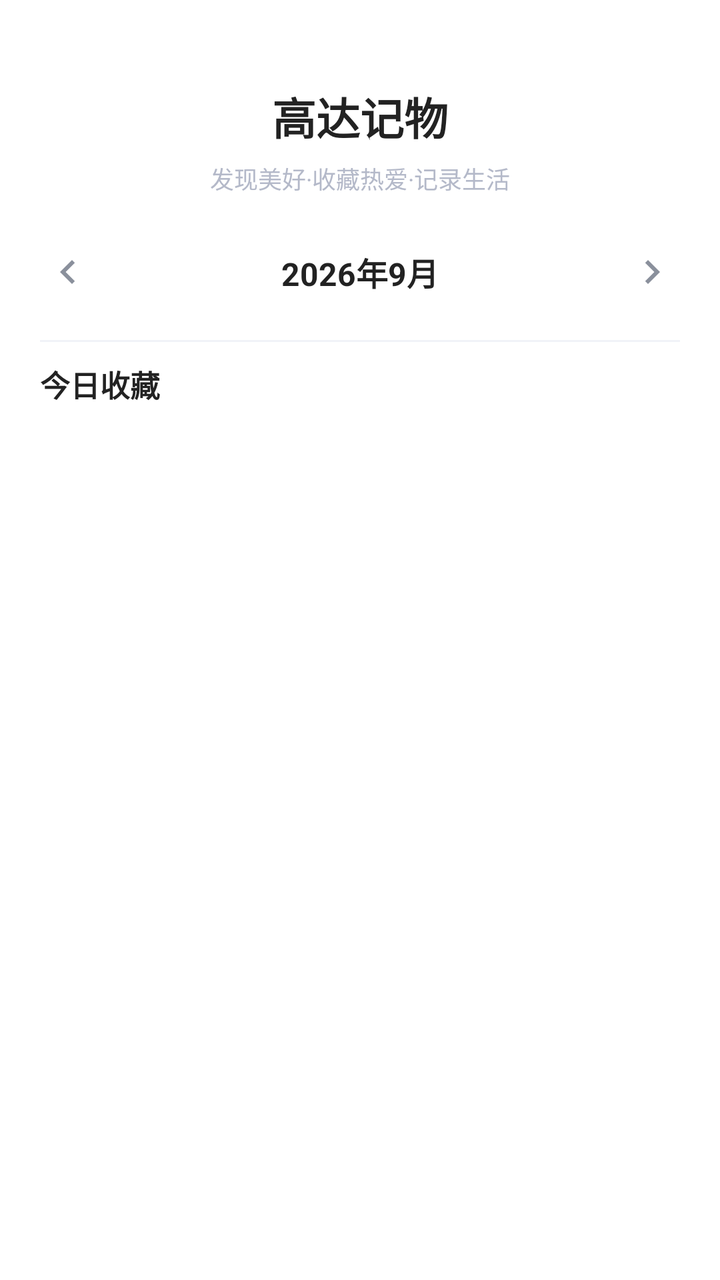
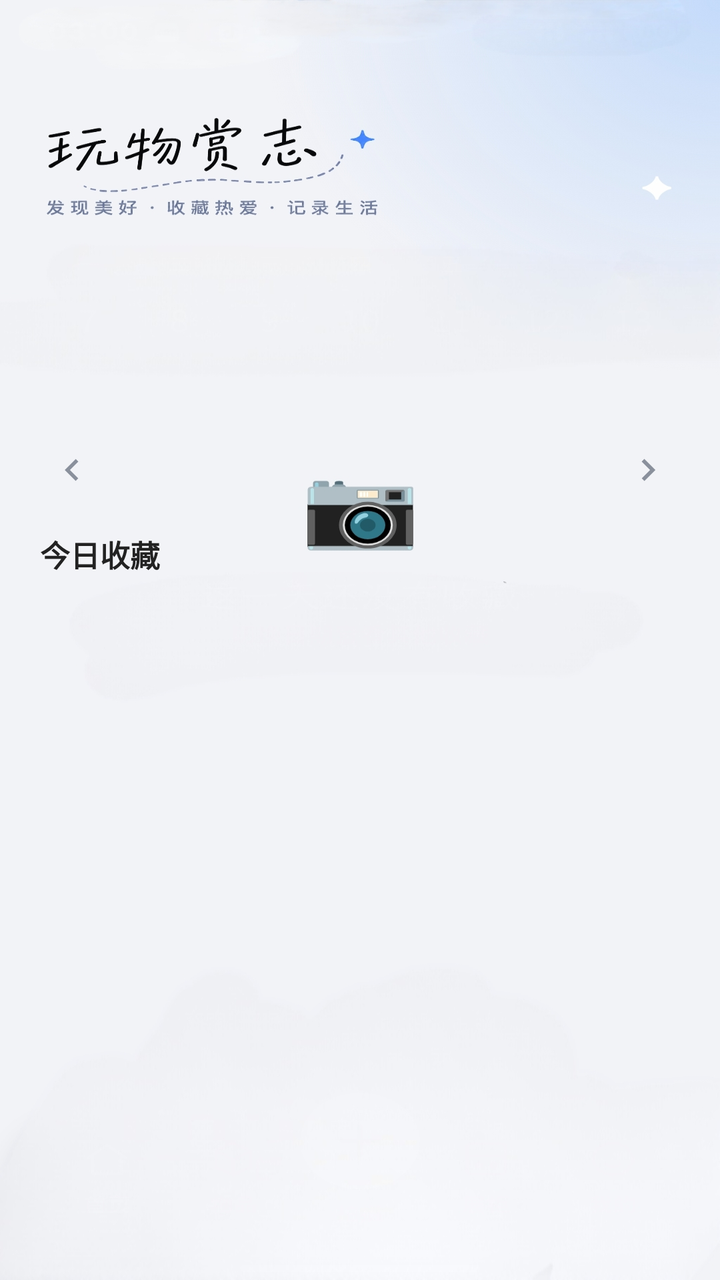

The first picture is an Android layout as it rendered before a commit; the second is the same layout after the commit. The layout source and the unified diff follow.
<!-- AndroidManifest.xml: application theme Theme.GunplaLog -->
<!-- res/layout/view_home.xml -->
<?xml version="1.0" encoding="utf-8"?>
<LinearLayout xmlns:android="http://schemas.android.com/apk/res/android"
    android:layout_width="match_parent"
    android:layout_height="match_parent"
    android:background="#FFFFFF"
    android:orientation="vertical">

    
    <LinearLayout
        android:layout_width="match_parent"
        android:layout_height="wrap_content"
        android:gravity="center_horizontal"
        android:orientation="vertical"
        android:paddingTop="42dp"
        android:paddingBottom="8dp">

        <TextView
            android:layout_width="wrap_content"
            android:layout_height="wrap_content"
            android:text="@string/title_main"
            android:textColor="#222222"
            android:textSize="22sp"
            android:textStyle="bold" />

        <TextView
            android:layout_width="wrap_content"
            android:layout_height="wrap_content"
            android:layout_marginTop="6dp"
            android:text="@string/tagline"
            android:textColor="#B4B9C9"
            android:textSize="12sp" />
    </LinearLayout>

    
    <LinearLayout
        android:layout_width="match_parent"
        android:layout_height="wrap_content"
        android:gravity="center_vertical"
        android:orientation="horizontal"
        android:paddingLeft="16dp"
        android:paddingTop="12dp"
        android:paddingRight="16dp">

        <ImageView
            android:id="@+id/btnPrevWeek"
            android:layout_width="36dp"
            android:layout_height="36dp"
            android:background="?attr/selectableItemBackgroundBorderless"
            android:contentDescription="上一周"
            android:padding="6dp"
            android:src="@drawable/ic_arrow_left" />

        <TextView
            android:id="@+id/tvMonthTitle"
            android:layout_width="0dp"
            android:layout_height="wrap_content"
            android:layout_weight="1"
            android:gravity="center"
            android:text="2026年9月"
            android:textColor="#222222"
            android:textSize="16sp"
            android:textStyle="bold" />

        <ImageView
            android:id="@+id/btnNextWeek"
            android:layout_width="36dp"
            android:layout_height="36dp"
            android:background="?attr/selectableItemBackgroundBorderless"
            android:contentDescription="下一周"
            android:padding="6dp"
            android:src="@drawable/ic_arrow_right" />
    </LinearLayout>

    
    <LinearLayout
        android:id="@+id/calendarContainer"
        android:layout_width="match_parent"
        android:layout_height="wrap_content"
        android:gravity="center_horizontal"
        android:orientation="horizontal"
        android:paddingLeft="8dp"
        android:paddingTop="4dp"
        android:paddingRight="8dp" />

    
    <View
        android:layout_width="match_parent"
        android:layout_height="1dp"
        android:layout_marginLeft="20dp"
        android:layout_marginTop="12dp"
        android:layout_marginRight="20dp"
        android:background="#F1F3F8" />

    
    <TextView
        android:id="@+id/tvHomeDateLabel"
        android:layout_width="match_parent"
        android:layout_height="wrap_content"
        android:paddingLeft="20dp"
        android:paddingTop="10dp"
        android:paddingBottom="4dp"
        android:text="@string/home_date_label"
        android:textColor="#222222"
        android:textSize="15sp"
        android:textStyle="bold" />

    
    <FrameLayout
        android:layout_width="match_parent"
        android:layout_height="0dp"
        android:layout_weight="1">

        <androidx.recyclerview.widget.RecyclerView
            android:id="@+id/rvHome"
            android:layout_width="match_parent"
            android:layout_height="match_parent"
            android:clipToPadding="false"
            android:paddingTop="2dp"
            android:paddingBottom="80dp" />

        
        <LinearLayout
            android:id="@+id/homeEmpty"
            android:layout_width="wrap_content"
            android:layout_height="wrap_content"
            android:layout_gravity="center"
            android:gravity="center_horizontal"
            android:orientation="vertical"
            android:visibility="gone">

            <TextView
                android:layout_width="wrap_content"
                android:layout_height="wrap_content"
                android:text="📭"
                android:textSize="48sp" />

            <TextView
                android:id="@+id/tvHomeEmpty"
                android:layout_width="wrap_content"
                android:layout_height="wrap_content"
                android:layout_marginTop="14dp"
                android:text="@string/home_empty_today"
                android:textColor="#999999"
                android:textSize="15sp" />

            <TextView
                android:layout_width="wrap_content"
                android:layout_height="wrap_content"
                android:layout_marginTop="8dp"
                android:text="@string/home_empty_hint"
                android:textColor="#CCCCCC"
                android:textSize="13sp" />
        </LinearLayout>
    </FrameLayout>
</LinearLayout>
<!-- resources referenced by this layout -->
<resources>
  <!-- drawable ic_arrow_left (drawable) -->
  <?xml version="1.0" encoding="utf-8"?>
  <vector xmlns:android="http://schemas.android.com/apk/res/android"
      android:width="24dp" android:height="24dp"
      android:viewportWidth="24" android:viewportHeight="24">
      <path android:fillColor="#8A909C"
          android:pathData="M15.41,7.41L14,6l-6,6 6,6 1.41,-1.41L10.83,12z" />
  </vector>
  <!-- drawable ic_arrow_right (drawable) -->
  <?xml version="1.0" encoding="utf-8"?>
  <vector xmlns:android="http://schemas.android.com/apk/res/android"
      android:width="24dp" android:height="24dp"
      android:viewportWidth="24" android:viewportHeight="24">
      <path android:fillColor="#8A909C"
          android:pathData="M8.59,16.59L10,18l6,-6 -6,-6 -1.41,1.41L13.17,12z" />
  </vector>
  <string name="home_date_label">今日收藏</string>
  <string name="home_empty_hint">☀️ 切换日期，查看其他收藏</string>
  <string name="home_empty_today">这天还没有收藏</string>
  <string name="tagline">发现美好·收藏热爱·记录生活</string>
  <string name="title_main">高达记物</string>
  <style name="Theme.GunplaLog" parent="Theme.Material3.DayNight.NoActionBar">
          <item name="colorPrimary">@color/primary</item>
          
          <item name="android:statusBarColor">@android:color/transparent</item>
          <item name="android:windowLightStatusBar">false</item>
          <item name="android:navigationBarColor">@android:color/transparent</item>
      </style>
  <color name="primary">#1E4FD6</color>
</resources>

<!-- the commit's change to res/layout/view_home.xml (unified diff, before → after) -->
@@ -1,155 +1,126 @@
 <?xml version="1.0" encoding="utf-8"?>
-<LinearLayout xmlns:android="http://schemas.android.com/apk/res/android"
+<FrameLayout xmlns:android="http://schemas.android.com/apk/res/android"
     android:layout_width="match_parent"
-    android:layout_height="match_parent"
-    android:background="#FFFFFF"
-    android:orientation="vertical">
+    android:layout_height="match_parent">
+
+    
+    <ImageView
+        android:id="@+id/ivHomeReferenceBg"
+        android:layout_width="match_parent"
+        android:layout_height="match_parent"
+        android:contentDescription="首页背景"
+        android:scaleType="fitXY"
+        android:src="@drawable/home_reference" />
 
     
     <LinearLayout
         android:layout_width="match_parent"
-        android:layout_height="wrap_content"
-        android:gravity="center_horizontal"
+        android:layout_height="match_parent"
         android:orientation="vertical"
-        android:paddingTop="42dp"
-        android:paddingBottom="8dp">
+        android:paddingTop="214dp">
+
+        <LinearLayout
+            android:layout_width="match_parent"
+            android:layout_height="42dp"
+            android:gravity="center_vertical"
+            android:orientation="horizontal"
+            android:paddingLeft="18dp"
+            android:paddingRight="18dp">
+
+            <ImageView
+                android:id="@+id/btnPrevWeek"
+                android:layout_width="36dp"
+                android:layout_height="36dp"
+                android:background="?attr/selectableItemBackgroundBorderless"
+                android:contentDescription="上一周"
+                android:padding="7dp"
+                android:src="@drawable/ic_arrow_left" />
+
+            <TextView
+                android:id="@+id/tvMonthTitle"
+                android:layout_width="0dp"
+                android:layout_height="wrap_content"
+                android:layout_weight="1"
+                android:gravity="center"
+                android:textColor="#333333"
+                android:textSize="15sp"
+                android:textStyle="bold" />
+
+            <ImageView
+                android:id="@+id/btnNextWeek"
+                android:layout_width="36dp"
+                android:layout_height="36dp"
+                android:background="?attr/selectableItemBackgroundBorderless"
+                android:contentDescription="下一周"
+                android:padding="7dp"
+                android:src="@drawable/ic_arrow_right" />
+        </LinearLayout>
+
+        <LinearLayout
+            android:id="@+id/calendarContainer"
+            android:layout_width="match_parent"
+            android:layout_height="wrap_content"
+            android:orientation="vertical"
+            android:paddingLeft="12dp"
+            android:paddingRight="12dp" />
 
         <TextView
-            android:layout_width="wrap_content"
+            android:id="@+id/tvHomeDateLabel"
+            android:layout_width="match_parent"
             android:layout_height="wrap_content"
-            android:text="@string/title_main"
+            android:paddingLeft="20dp"
+            android:paddingTop="10dp"
+            android:paddingBottom="4dp"
+            android:text="@string/home_date_label"
             android:textColor="#222222"
-            android:textSize="22sp"
+            android:textSize="15sp"
             android:textStyle="bold" />
 
-        <TextView
-            android:layout_width="wrap_content"
-            android:layout_height="wrap_content"
-            android:layout_marginTop="6dp"
-            android:text="@string/tagline"
-            android:textColor="#B4B9C9"
-            android:textSize="12sp" />
-    </LinearLayout>
+        <FrameLayout
+            android:layout_width="match_parent"
+            android:layout_height="0dp"
+            android:layout_weight="1">
 
-    
-    <LinearLayout
-        android:layout_width="match_parent"
-        android:layout_height="wrap_content"
-        android:gravity="center_vertical"
-        android:orientation="horizontal"
-        android:paddingLeft="16dp"
-        android:paddingTop="12dp"
-        android:paddingRight="16dp">
+            <androidx.recyclerview.widget.RecyclerView
+                android:id="@+id/rvHome"
+                android:layout_width="match_parent"
+                android:layout_height="match_parent"
+                android:clipToPadding="false"
+                android:paddingTop="8dp"
+                android:paddingBottom="8dp" />
 
-        <ImageView
-            android:id="@+id/btnPrevWeek"
-            android:layout_width="36dp"
-            android:layout_height="36dp"
-            android:background="?attr/selectableItemBackgroundBorderless"
-            android:contentDescription="上一周"
-            android:padding="6dp"
-            android:src="@drawable/ic_arrow_left" />
-
-        <TextView
-            android:id="@+id/tvMonthTitle"
-            android:layout_width="0dp"
-            android:layout_height="wrap_content"
-            android:layout_weight="1"
-            android:gravity="center"
-            android:text="2026年9月"
-            android:textColor="#222222"
-            android:textSize="16sp"
-            android:textStyle="bold" />
-
-        <ImageView
-            android:id="@+id/btnNextWeek"
-            android:layout_width="36dp"
-            android:layout_height="36dp"
-            android:background="?attr/selectableItemBackgroundBorderless"
-            android:contentDescription="下一周"
-            android:padding="6dp"
-            android:src="@drawable/ic_arrow_right" />
-    </LinearLayout>
-
-    
-    <LinearLayout
-        android:id="@+id/calendarContainer"
-        android:layout_width="match_parent"
-        android:layout_height="wrap_content"
-        android:gravity="center_horizontal"
-        android:orientation="horizontal"
-        android:paddingLeft="8dp"
-        android:paddingTop="4dp"
-        android:paddingRight="8dp" />
-
-    
-    <View
-        android:layout_width="match_parent"
-        android:layout_height="1dp"
-        android:layout_marginLeft="20dp"
-        android:layout_marginTop="12dp"
-        android:layout_marginRight="20dp"
-        android:background="#F1F3F8" />
-
-    
-    <TextView
-        android:id="@+id/tvHomeDateLabel"
-        android:layout_width="match_parent"
-        android:layout_height="wrap_content"
-        android:paddingLeft="20dp"
-        android:paddingTop="10dp"
-        android:paddingBottom="4dp"
-        android:text="@string/home_date_label"
-        android:textColor="#222222"
-        android:textSize="15sp"
-        android:textStyle="bold" />
-
-    
-    <FrameLayout
-        android:layout_width="match_parent"
-        android:layout_height="0dp"
-        android:layout_weight="1">
-
-        <androidx.recyclerview.widget.RecyclerView
-            android:id="@+id/rvHome"
-            android:layout_width="match_parent"
-            android:layout_height="match_parent"
-            android:clipToPadding="false"
-            android:paddingTop="2dp"
-            android:paddingBottom="80dp" />
-
-        
-        <LinearLayout
-            android:id="@+id/homeEmpty"
-            android:layout_width="wrap_content"
-            android:layout_height="wrap_content"
-            android:layout_gravity="center"
-            android:gravity="center_horizontal"
-            android:orientation="vertical"
-            android:visibility="gone">
-
-            <TextView
+            <LinearLayout
+                android:id="@+id/homeEmpty"
                 android:layout_width="wrap_content"
                 android:layout_height="wrap_content"
-                android:text="📭"
-                android:textSize="48sp" />
+                android:layout_gravity="center"
+                android:gravity="center_horizontal"
+                android:orientation="vertical"
+                android:visibility="gone">
 
-            <TextView
-                android:id="@+id/tvHomeEmpty"
-                android:layout_width="wrap_content"
-                android:layout_height="wrap_content"
-                android:layout_marginTop="14dp"
-                android:text="@string/home_empty_today"
-                android:textColor="#999999"
-                android:textSize="15sp" />
+                <TextView
+                    android:layout_width="wrap_content"
+                    android:layout_height="wrap_content"
+                    android:text="☀️"
+                    android:textSize="42sp" />
 
-            <TextView
-                android:layout_width="wrap_content"
-                android:layout_height="wrap_content"
-                android:layout_marginTop="8dp"
-                android:text="@string/home_empty_hint"
-                android:textColor="#CCCCCC"
-                android:textSize="13sp" />
-        </LinearLayout>
-    </FrameLayout>
-</LinearLayout>
+                <TextView
+                    android:id="@+id/tvHomeEmpty"
+                    android:layout_width="wrap_content"
+                    android:layout_height="wrap_content"
+                    android:layout_marginTop="10dp"
+                    android:text="@string/home_empty_today"
+                    android:textColor="#8A909C"
+                    android:textSize="15sp" />
+
+                <TextView
+                    android:layout_width="wrap_content"
+                    android:layout_height="wrap_content"
+                    android:layout_marginTop="6dp"
+                    android:text="@string/home_empty_hint"
+                    android:textColor="#AAB0BC"
+                    android:textSize="13sp" />
+            </LinearLayout>
+        </FrameLayout>
+    </LinearLayout>
+</FrameLayout>
<!-- resource entries referenced after the edit -->
@@ -1,5 +1,6 @@
 <!-- resources referenced by this layout -->
 <resources>
+  <!-- drawable home_reference: jpg bitmap (drawable-nodpi, 245490 bytes) -->
   <!-- drawable ic_arrow_left (drawable) -->
   <?xml version="1.0" encoding="utf-8"?>
   <vector xmlns:android="http://schemas.android.com/apk/res/android"
@@ -19,8 +20,6 @@
   <string name="home_date_label">今日收藏</string>
   <string name="home_empty_hint">☀️ 切换日期，查看其他收藏</string>
   <string name="home_empty_today">这天还没有收藏</string>
-  <string name="tagline">发现美好·收藏热爱·记录生活</string>
-  <string name="title_main">高达记物</string>
   <style name="Theme.GunplaLog" parent="Theme.Material3.DayNight.NoActionBar">
           <item name="colorPrimary">@color/primary</item>
           
